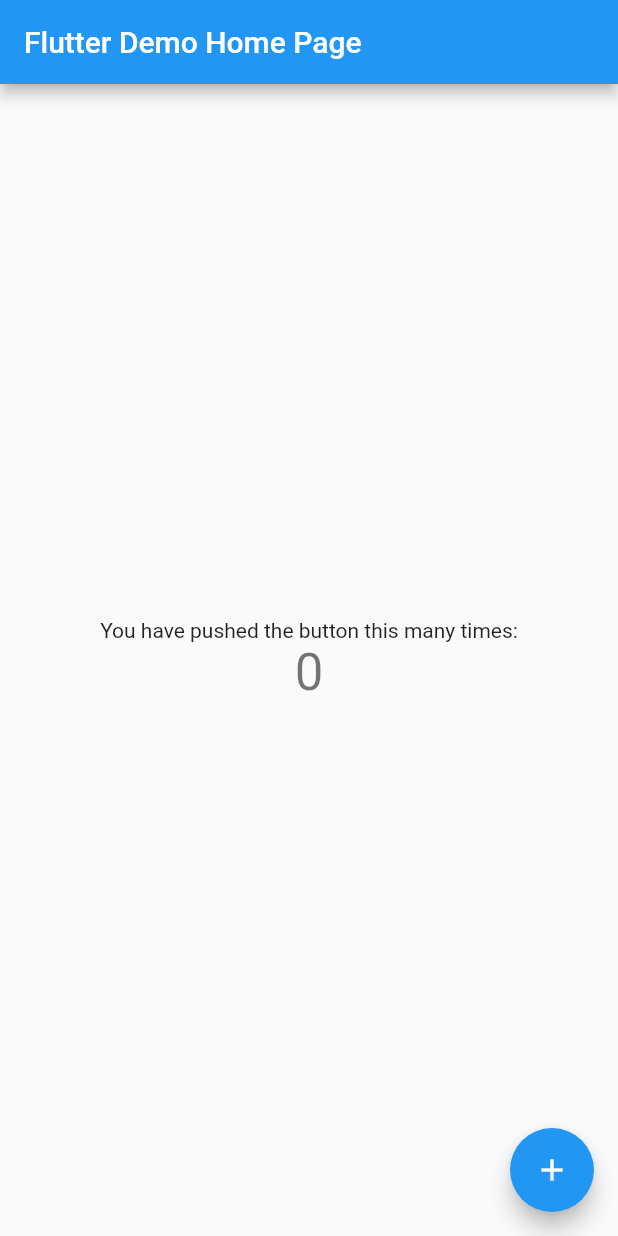
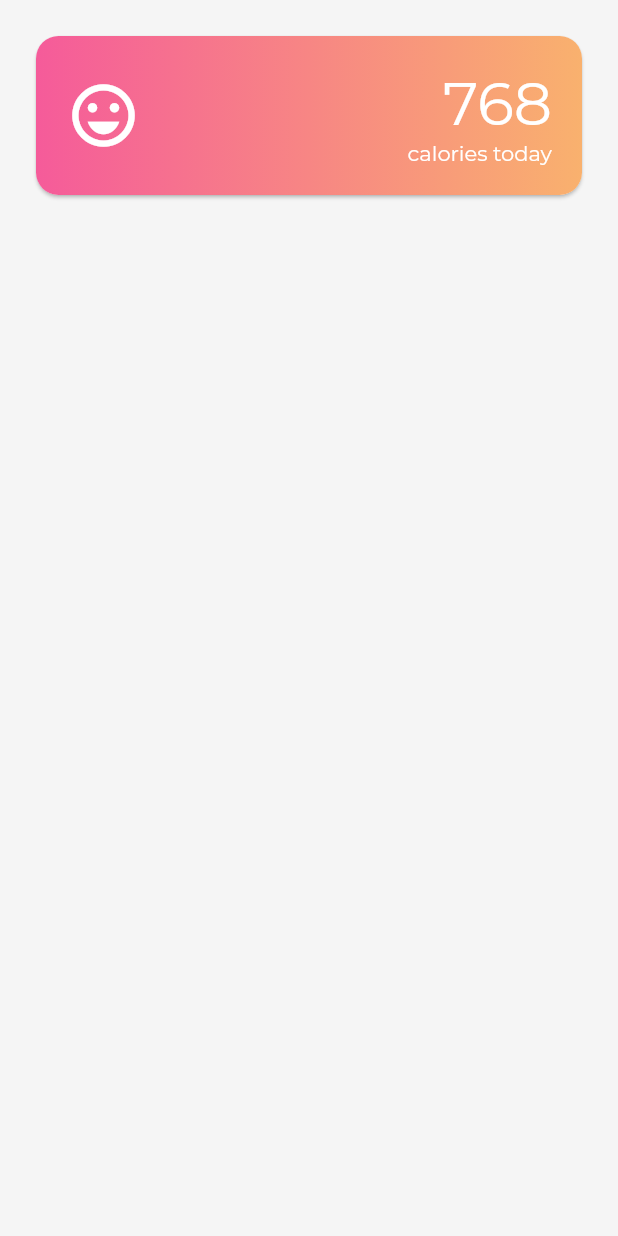
Before and after one commit to codeofmochi/kcal, a Flutter app: the screen it shows after launch, on a phone screen of 412 x 824 dp. Run offline on Flutter 3.47's test engine with Material 2 defaults, Android fonts, the phone set to English and light mode, and no system bars; drawn by our look-alikes of gradient_widgets.

Commit message:
Add homepage daily counter

```diff
--- a/lib/main.dart
+++ b/lib/main.dart
@@ -1,111 +1,78 @@
 import 'package:flutter/material.dart';
+import 'package:gradient_widgets/gradient_widgets.dart';
 
 void main() => runApp(MyApp());
 
+String appName = "kcal";
+
 class MyApp extends StatelessWidget {
-  // This widget is the root of your application.
   @override
   Widget build(BuildContext context) {
     return MaterialApp(
-      title: 'Flutter Demo',
+      title: appName,
       theme: ThemeData(
-        // This is the theme of your application.
-        //
-        // Try running your application with "flutter run". You'll see the
-        // application has a blue toolbar. Then, without quitting the app, try
-        // changing the primarySwatch below to Colors.green and then invoke
-        // "hot reload" (press "r" in the console where you ran "flutter run",
-        // or simply save your changes to "hot reload" in a Flutter IDE).
-        // Notice that the counter didn't reset back to zero; the application
-        // is not restarted.
-        primarySwatch: Colors.blue,
+        primarySwatch: Colors.green,
+        fontFamily: 'Montserrat'
       ),
-      home: MyHomePage(title: 'Flutter Demo Home Page'),
+      home: HomePage(),
     );
   }
 }
 
-class MyHomePage extends StatefulWidget {
-  MyHomePage({Key key, this.title}) : super(key: key);
-
-  // This widget is the home page of your application. It is stateful, meaning
-  // that it has a State object (defined below) that contains fields that affect
-  // how it looks.
-
-  // This class is the configuration for the state. It holds the values (in this
-  // case the title) provided by the parent (in this case the App widget) and
-  // used by the build method of the State. Fields in a Widget subclass are
-  // always marked "final".
-
-  final String title;
-
-  @override
-  _MyHomePageState createState() => _MyHomePageState();
-}
-
-class _MyHomePageState extends State<MyHomePage> {
-  int _counter = 0;
-
-  void _incrementCounter() {
-    setState(() {
-      // This call to setState tells the Flutter framework that something has
-      // changed in this State, which causes it to rerun the build method below
-      // so that the display can reflect the updated values. If we changed
-      // _counter without calling setState(), then the build method would not be
-      // called again, and so nothing would appear to happen.
-      _counter++;
-    });
-  }
-
-  @override
+class TodayCounter extends StatelessWidget {
   Widget build(BuildContext context) {
-    // This method is rerun every time setState is called, for instance as done
-    // by the _incrementCounter method above.
-    //
-    // The Flutter framework has been optimized to make rerunning build methods
-    // fast, so that you can just rebuild anything that needs updating rather
-    // than having to individually change instances of widgets.
-    return Scaffold(
-      appBar: AppBar(
-        // Here we take the value from the MyHomePage object that was created by
-        // the App.build method, and use it to set our appbar title.
-        title: Text(widget.title),
+    return GradientCard(
+      gradient: Gradients.hotLinear,
+      shape: RoundedRectangleBorder(
+        borderRadius: BorderRadius.circular(15.0),
       ),
-      body: Center(
-        // Center is a layout widget. It takes a single child and positions it
-        // in the middle of the parent.
+      elevation: 1,
+      child: Padding(
+        padding: EdgeInsets.all(20),
+        child: Row(children: [
+          Icon(
+            Icons.sentiment_very_satisfied,
+            size: 50,
+            color: Colors.white,
+          ),
+          SizedBox(width: 20),
+          Expanded(
             child: Column(
-          // Column is also a layout widget. It takes a list of children and
-          // arranges them vertically. By default, it sizes itself to fit its
-          // children horizontally, and tries to be as tall as its parent.
-          //
-          // Invoke "debug painting" (press "p" in the console, choose the
-          // "Toggle Debug Paint" action from the Flutter Inspector in Android
-          // Studio, or the "Toggle Debug Paint" command in Visual Studio Code)
-          // to see the wireframe for each widget.
-          //
-          // Column has various properties to control how it sizes itself and
-          // how it positions its children. Here we use mainAxisAlignment to
-          // center the children vertically; the main axis here is the vertical
-          // axis because Columns are vertical (the cross axis would be
-          // horizontal).
-          mainAxisAlignment: MainAxisAlignment.center,
-          children: <Widget>[
+              crossAxisAlignment: CrossAxisAlignment.end,
+              children: [
                 Text(
-              'You have pushed the button this many times:',
+                  "768",
+                  style: TextStyle(
+                    fontSize: 40,
+                    color: Colors.white,
+                  ),
                 ),
                 Text(
-              '$_counter',
-              style: Theme.of(context).textTheme.display1,
+                  "calories today",
+                  style: TextStyle(
+                    color: Colors.white,
+                  ),
                 ),
               ],
             ),
           ),
-      floatingActionButton: FloatingActionButton(
-        onPressed: _incrementCounter,
-        tooltip: 'Increment',
-        child: Icon(Icons.add),
-      ), // This trailing comma makes auto-formatting nicer for build methods.
+        ]),
+      ),
     );
   }
 }
+
+class HomePage extends StatelessWidget {
+  Widget build(BuildContext context) {
+    return Scaffold(
+      backgroundColor: Colors.grey[100],
+      body: SafeArea(
+        child: ListView(
+          children: [TodayCounter()],
+          padding: EdgeInsets.all(20),
+        ),
+      ),
+      appBar: null,
+    );
+  }
+}
```
Also changed, not shown: pubspec.yaml (+16 -54 lines), fonts/Montserrat-Bold.ttf (added), fonts/Montserrat-Italic.ttf (added), fonts/Montserrat-Light.ttf (added), fonts/Montserrat-Medium.ttf (added), fonts/Montserrat-Regular.ttf (added), fonts/Montserrat-Thin.ttf (added), pubspec.lock. Lines whose indentation alone changed are shown as unchanged.
